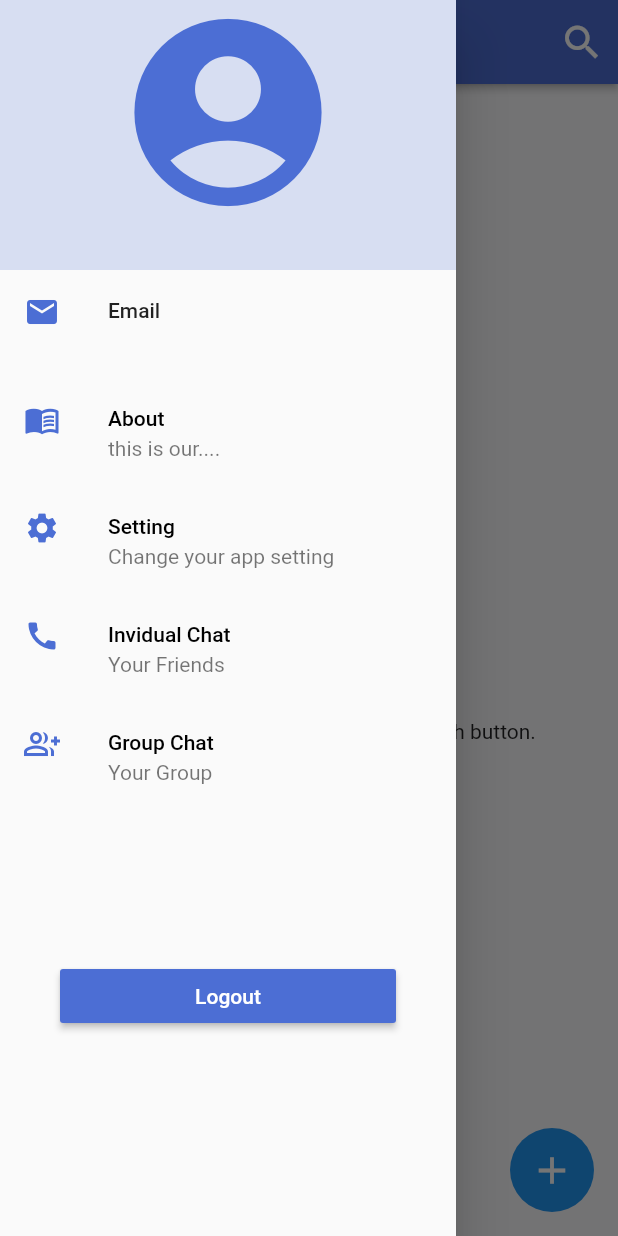
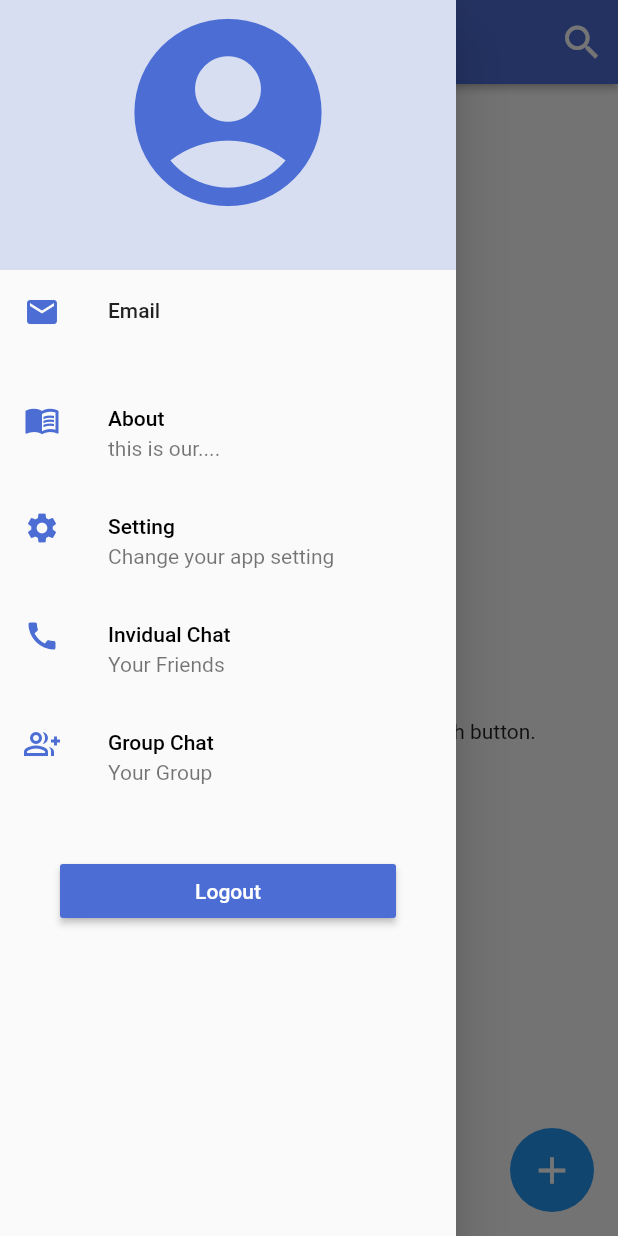
Before and after one commit to pointech369/chatapps, a Flutter app: the GroupChatHomeScreen screen opened directly, with the side drawer open, on a phone screen of 412 x 824 dp. Run offline on Flutter 3.47's test engine with Material 2 defaults, Android fonts, the phone set to English and light mode, and no system bars; our stand-ins replace cloud_firestore, firebase_auth, firebase_core, google_sign_in, shared_preferences; accounts and stored records are empty.

Commit message:
drawer bug

```diff
--- a/lib/Screen/Home_Screen/Widgets/drawer.dart
+++ b/lib/Screen/Home_Screen/Widgets/drawer.dart
@@ -57,7 +57,6 @@ class _DrawersState extends State<Drawers> {
     return Drawer(
       child: ListView(
         children: [
-          Spacer(),
           Container(
             height: 180,
             color: primaryColor.withOpacity(0.2),
@@ -75,7 +74,6 @@ class _DrawersState extends State<Drawers> {
               ],
             ),
           ),
-          Spacer(),
           ListTile(
             leading: Icon(
               Icons.email,
@@ -87,7 +85,6 @@ class _DrawersState extends State<Drawers> {
               style: TextStyle(color: Colors.black),
             ),
           ),
-          Spacer(),
           ListTile(
             leading: Icon(
               Icons.menu_book,
@@ -99,7 +96,6 @@ class _DrawersState extends State<Drawers> {
               style: TextStyle(color: Colors.black),
             ),
           ),
-          Spacer(),
           ListTile(
             leading: Icon(
               Icons.settings,
@@ -111,7 +107,6 @@ class _DrawersState extends State<Drawers> {
               style: TextStyle(color: Colors.black),
             ),
           ),
-          Spacer(),
           ListTile(
             onTap: () {
               Navigator.push(
@@ -129,7 +124,6 @@ class _DrawersState extends State<Drawers> {
               style: TextStyle(color: Colors.black),
             ),
           ),
-          Spacer(),
           ListTile(
             onTap: () {
               Navigator.push(
@@ -147,9 +141,8 @@ class _DrawersState extends State<Drawers> {
               style: TextStyle(color: Colors.black),
             ),
           ),
-          Spacer(),
           SizedBox(
-            height: 100,
+            height: 30,
           ),
           Padding(
             padding: const EdgeInsets.only(left: 40, right: 40),
@@ -168,7 +161,6 @@ class _DrawersState extends State<Drawers> {
               ),
             ),
           ),
-          Spacer(),
         ],
       ),
     );
```
